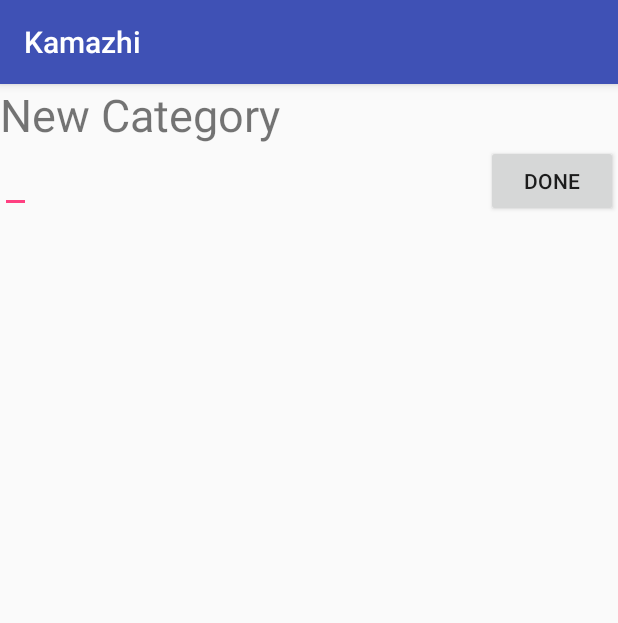
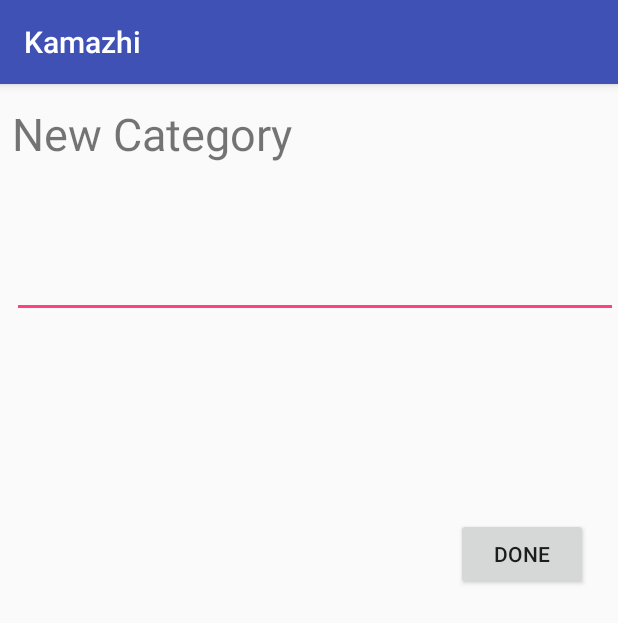
Before and after one commit to sathishid/kamazhi, an Android app: the HelperActivity screen opened directly, with no data from a screen before it, on a phone screen of 412 x 824 dp. Shown: the top 623 px of the screen. Run offline under Robolectric (Android 15) with nearby library versions, the phone set to English and light mode, and no system bars.

Commit message:
1. Add supported for Date Input. 2. Comments not updated issue fixed. 3. Created the ViewModel object for binding but not yet implemented.

```diff
--- a/src/Kamazhi/app/build.gradle
+++ b/src/Kamazhi/app/build.gradle
@@ -3,6 +3,7 @@ apply plugin: 'com.android.application'
 android {
     compileSdkVersion 25
     buildToolsVersion "26.0.1"
+
     defaultConfig {
         applicationId "com.sathishbabur.kamazhi_accounting"
         minSdkVersion 21
--- a/src/Kamazhi/app/src/main/AndroidManifest.xml
+++ b/src/Kamazhi/app/src/main/AndroidManifest.xml
@@ -18,7 +18,8 @@
         </activity>
         <activity android:name=".AddExpenseActivity" />
         <activity android:name=".InputHelperActivity" />
-        <activity android:name=".HelperActivity"></activity>
+        <activity android:name=".HelperActivity" />
+        <activity android:name=".DateHelperActivity"></activity>
     </application>
 
 </manifest>
--- a/src/Kamazhi/app/src/main/java/com/sathishbabur/kamazhi_accounting/AddExpenseActivity.java
+++ b/src/Kamazhi/app/src/main/java/com/sathishbabur/kamazhi_accounting/AddExpenseActivity.java
@@ -45,10 +45,9 @@ public class AddExpenseActivity extends AppCompatActivity {
                 view.setText(intent.getStringExtra("result"));
                 break;
             case COMMENTS:
-                view=(TextView)findViewById(R.id.txtCategory);
+                view=(TextView)findViewById(R.id.txtComments);
                 view.setText(intent.getStringExtra("result"));
                 break;
-
         }
     }
 
@@ -59,7 +58,7 @@ public class AddExpenseActivity extends AppCompatActivity {
     }
 
     public void getDate(View view) {
-        Intent intent=new Intent(this,HelperActivity.class);
+        Intent intent=new Intent(this,DateHelperActivity.class);
         intent.putExtra("type",HelperActivity.DATE);
         startActivityForResult(intent, DATE);
     }
--- a/src/Kamazhi/app/src/main/java/com/sathishbabur/kamazhi_accounting/HelperActivity.java
+++ b/src/Kamazhi/app/src/main/java/com/sathishbabur/kamazhi_accounting/HelperActivity.java
@@ -1,6 +1,7 @@
 package com.sathishbabur.kamazhi_accounting;
 
 import android.app.Activity;
+import android.content.Context;
 import android.content.Intent;
 import android.os.health.PackageHealthStats;
 import android.support.v7.app.ActionBar;
@@ -11,6 +12,7 @@ import android.view.KeyEvent;
 import android.view.View;
 import android.view.ViewGroup;
 import android.view.inputmethod.EditorInfo;
+import android.view.inputmethod.InputMethodManager;
 import android.widget.EditText;
 import android.widget.GridLayout;
 import android.widget.LinearLayout;
@@ -68,7 +70,11 @@ public class HelperActivity extends AppCompatActivity {
                 ViewGroup.LayoutParams.WRAP_CONTENT);
         editText=new EditText(this);
         editText.setInputType(inputType);
+
         layout.addView(editText, gl);
+        editText.requestFocus();
+        InputMethodManager imm = (InputMethodManager) getSystemService(Context.INPUT_METHOD_SERVICE);
+        imm.showSoftInput(editText, InputMethodManager.SHOW_FORCED);
     }
     protected Intent getResultIntent()
     {
--- a/src/Kamazhi/app/src/main/res/layout/activity_add_expense.xml
+++ b/src/Kamazhi/app/src/main/res/layout/activity_add_expense.xml
@@ -5,9 +5,7 @@
     android:layout_width="match_parent"
     android:layout_height="match_parent"
     tools:context="com.sathishbabur.kamazhi_accounting.AddExpenseActivity"
-    android:scrollbarAlwaysDrawVerticalTrack="false"
-   >
-
+    android:scrollbarAlwaysDrawVerticalTrack="false">
     <LinearLayout
         android:layout_width="0dp"
         android:layout_height="0dp"
--- a/src/Kamazhi/app/src/main/res/layout/activity_helper.xml
+++ b/src/Kamazhi/app/src/main/res/layout/activity_helper.xml
@@ -1,32 +1,62 @@
 <?xml version="1.0" encoding="utf-8"?>
-<GridLayout xmlns:android="http://schemas.android.com/apk/res/android"
+<android.support.constraint.ConstraintLayout xmlns:android="http://schemas.android.com/apk/res/android"
     xmlns:app="http://schemas.android.com/apk/res-auto"
     xmlns:tools="http://schemas.android.com/tools"
     android:id="@+id/gridHelper"
     android:layout_width="match_parent"
     android:layout_height="match_parent"
-    android:columnCount="2"
-    android:rowCount="8"
     tools:context="com.sathishbabur.kamazhi_accounting.HelperActivity">
 
     <TextView
         android:id="@+id/tvTitle"
-        android:layout_width="match_parent"
+        android:layout_width="304dp"
         android:layout_height="wrap_content"
         android:text="New Category"
         android:textSize="30sp"
-        android:layout_columnSpan="2"/>
-    <LinearLayout android:id="@+id/llInput"
-        android:orientation="horizontal"
-        android:layout_row="4"
-        android:layout_columnSpan="2">
+        app:layout_constraintRight_toRightOf="parent"
+        app:layout_constraintLeft_toLeftOf="parent"
+        app:layout_constraintTop_toTopOf="parent"
+        app:layout_constraintBottom_toBottomOf="parent"
+        app:layout_constraintHorizontal_bias="0.0"
+        app:layout_constraintVertical_bias="0.017"
+        android:layout_marginStart="8dp"
+        />
+
+    <LinearLayout
+        android:id="@+id/llInput"
+        android:layout_width="0dp"
+        android:layout_height="311dp"
+        android:layout_marginStart="8dp"
+        android:layout_marginTop="45dp"
+        android:orientation="vertical"
+        android:weightSum="1"
+        app:layout_constraintBottom_toBottomOf="parent"
+        app:layout_constraintLeft_toLeftOf="parent"
+        app:layout_constraintRight_toRightOf="parent"
+        app:layout_constraintTop_toTopOf="parent"
+        app:layout_constraintVertical_bias="0.159">
+
 
 
     </LinearLayout>
     <Button
+        android:id="@+id/btnDone"
+        android:layout_width="wrap_content"
+
+        android:layout_height="wrap_content"
+        android:layout_marginBottom="10dp"
+        android:layout_marginEnd="8dp"
+        android:layout_marginLeft="8dp"
+        android:layout_marginRight="8dp"
+        android:layout_marginStart="8dp"
+        android:layout_marginTop="8dp"
+        android:layout_weight="0.91"
         android:onClick="sendResultBack"
-        android:layout_row="5"
-        android:layout_column="1"
-        android:id="@+id/btnDon"
-        android:text="Done" />
-</GridLayout>
+        android:text="Done"
+        app:layout_constraintBottom_toBottomOf="parent"
+        app:layout_constraintHorizontal_bias="0.962"
+        app:layout_constraintLeft_toLeftOf="parent"
+        app:layout_constraintRight_toRightOf="parent"
+        app:layout_constraintTop_toTopOf="parent"
+        app:layout_constraintVertical_bias="0.401" />
+</android.support.constraint.ConstraintLayout>
```
Also changed, not shown: src/Kamazhi/app/src/main/java/com/sathishbabur/kamazhi_accounting/DateHelperActivity.java (added, +43 -0 lines), src/Kamazhi/app/src/main/java/com/sathishbabur/kamazhi_accounting/model/ExpenseViewModel.java (added, +44 -0 lines), src/Kamazhi/app/src/main/res/layout/activity_date_helper.xml (added, +57 -0 lines).
